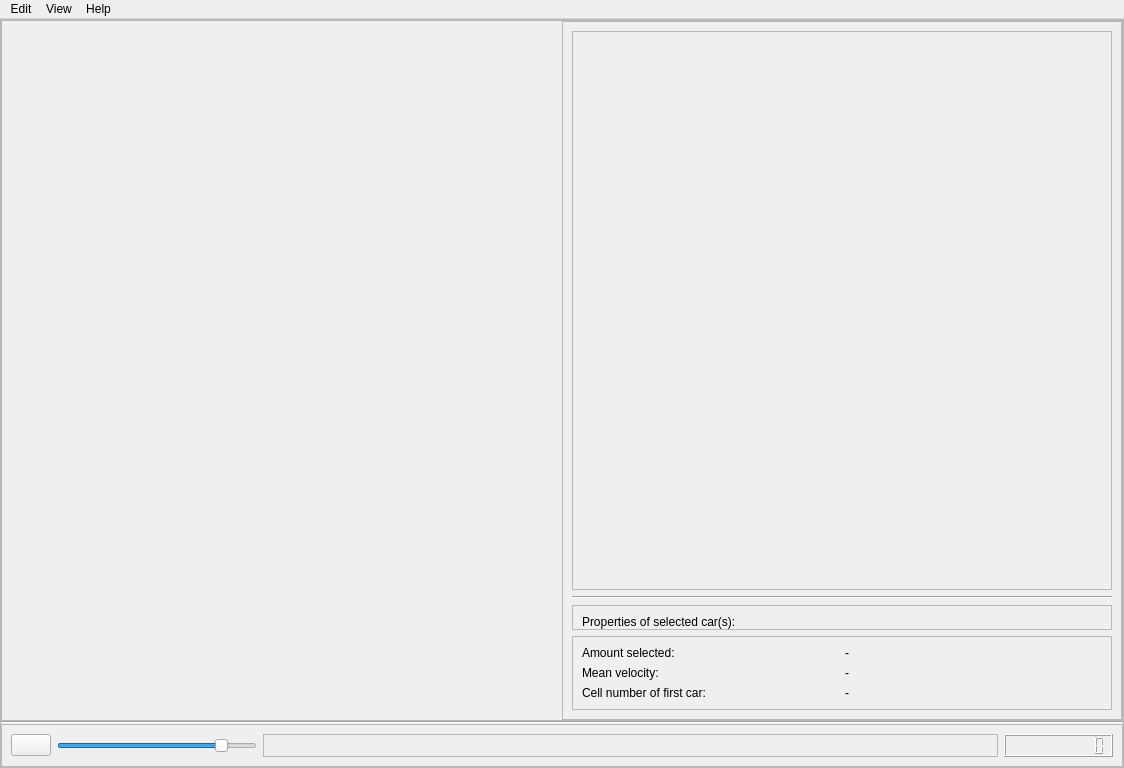
This is main_window.ui in tobitoast4/TrafficSimulationRemastered as Qt 5 draws it before an edit. The edited form follows.
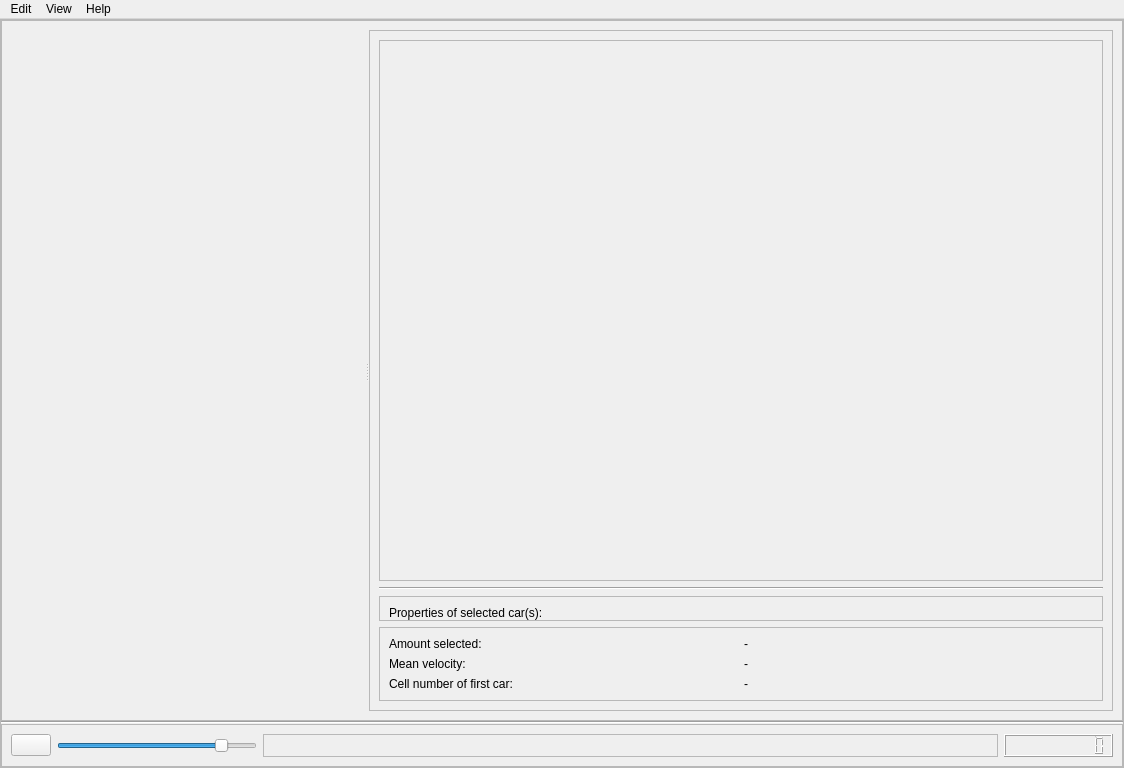
This is the edited form.

Diff of the .ui file:
```diff
--- a/main_window.ui
+++ b/main_window.ui
@@ -66,25 +66,25 @@
           <enum>QFrame::Raised</enum>
          </property>
          <layout class="QHBoxLayout" name="horizontalLayout_2">
-          <property name="spacing">
-           <number>0</number>
-          </property>
-          <property name="leftMargin">
-           <number>0</number>
-          </property>
-          <property name="topMargin">
-           <number>0</number>
-          </property>
-          <property name="rightMargin">
-           <number>0</number>
-          </property>
-          <property name="bottomMargin">
-           <number>0</number>
-          </property>
-          <item>
-           <widget class="QWidget" name="widget" native="true"/>
-          </item>
-          <item>
+          <item>
+           <widget class="QSplitter" name="splitter_right">
+            <property name="sizePolicy">
+             <sizepolicy hsizetype="Preferred" vsizetype="Preferred">
+              <horstretch>0</horstretch>
+              <verstretch>0</verstretch>
+             </sizepolicy>
+            </property>
+            <property name="orientation">
+             <enum>Qt::Horizontal</enum>
+            </property>
+            <widget class="QWidget" name="widget" native="true">
+             <property name="sizePolicy">
+              <sizepolicy hsizetype="Preferred" vsizetype="Preferred">
+               <horstretch>0</horstretch>
+               <verstretch>0</verstretch>
+              </sizepolicy>
+             </property>
+            </widget>
            <widget class="QFrame" name="frame_5">
             <property name="frameShape">
              <enum>QFrame::StyledPanel</enum>
@@ -108,6 +108,18 @@
                 <enum>QFrame::Raised</enum>
                </property>
                <layout class="QVBoxLayout" name="verticalLayout_2">
+                 <property name="leftMargin">
+                  <number>0</number>
+                 </property>
+                 <property name="topMargin">
+                  <number>0</number>
+                 </property>
+                 <property name="rightMargin">
+                  <number>0</number>
+                 </property>
+                 <property name="bottomMargin">
+                  <number>0</number>
+                 </property>
                 <item>
                  <widget class="QWidget" name="main_diagram_widget" native="true"/>
                 </item>
@@ -219,6 +231,7 @@
               </widget>
              </item>
             </layout>
+            </widget>
            </widget>
           </item>
          </layout>
```
Left out of the diff: 6 changed lines with no effect on the pictures. Lines whose indentation alone changed are shown as unchanged.
